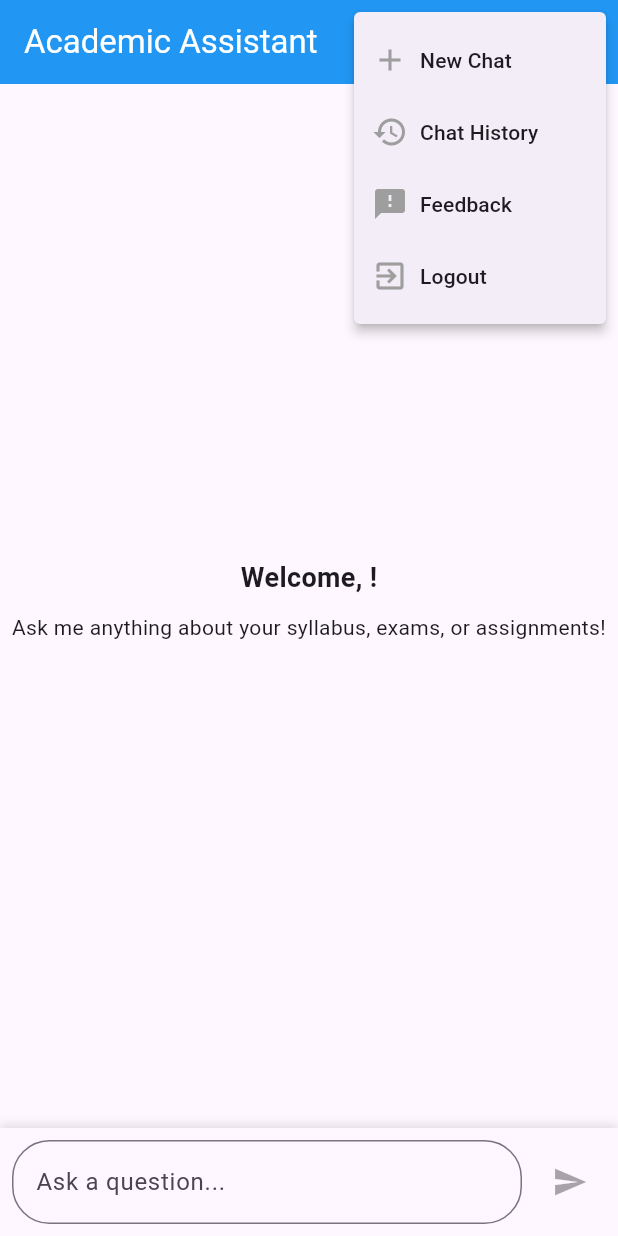
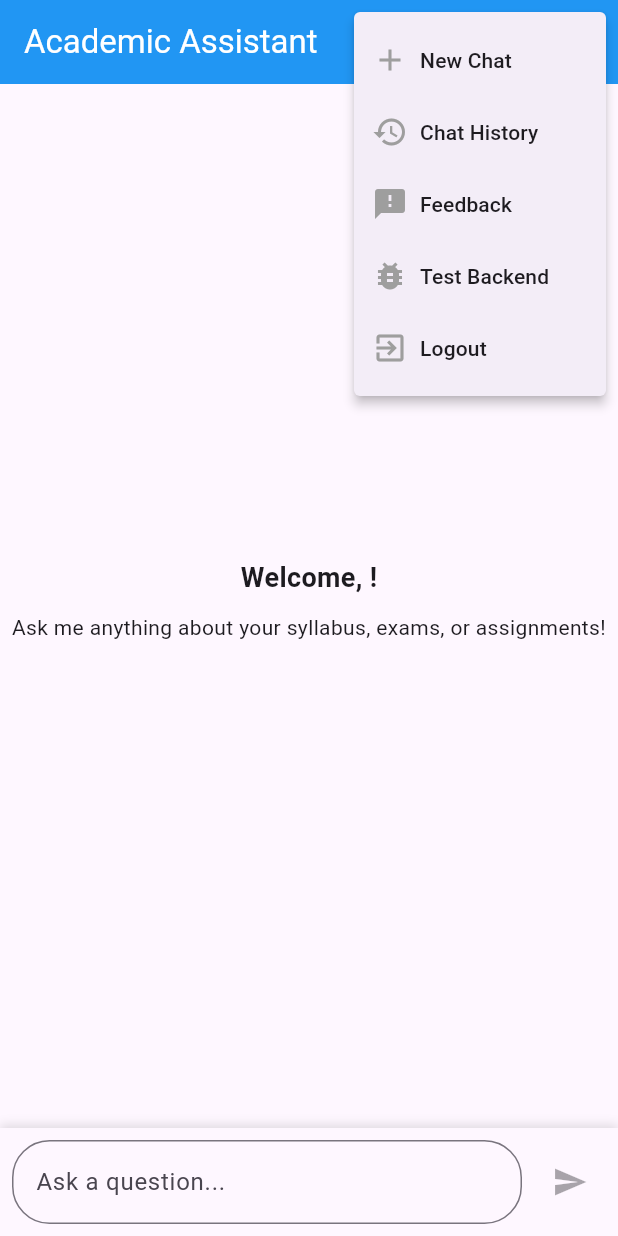
Before and after one commit to mohammed7867/my_flutter_app, a Flutter app: the screen it shows once a user with an empty profile is signed in, after a tap on the "more vert" icon, on a phone screen of 412 x 824 dp. Run offline on Flutter 3.47's test engine with Material 3 defaults, Android fonts, the phone set to English and light mode, and no system bars; our stand-ins replace cloud_firestore, firebase_auth, firebase_core, google_sign_in; accounts and stored records are empty; network calls fail.

Commit message:
21-04-2025

```diff
--- a/lib/main.dart
+++ b/lib/main.dart
@@ -8,6 +8,8 @@ import 'screens/history_screen.dart';
 import 'screens/feedback_screen.dart';
 import 'providers/auth_provider.dart' as myAuth;
 import 'providers/chat_provider.dart';
+import 'lib/backend_test_screen.dart';
+
 
 void main() async {
   WidgetsFlutterBinding.ensureInitialized();
@@ -57,6 +59,7 @@ class MyApp extends StatelessWidget {
           '/chat': (ctx) => ChatScreen(),
           '/history': (ctx) => HistoryScreen(),
           '/feedback': (ctx) => FeedbackScreen(),
+          '/backend-test': (ctx) => BackendTestScreen(),
         },
       ),
     );
--- a/lib/providers/chat_provider.dart
+++ b/lib/providers/chat_provider.dart
@@ -3,6 +3,7 @@ import 'package:http/http.dart' as http;
 import 'dart:convert';
 import 'package:firebase_auth/firebase_auth.dart';
 import 'package:cloud_firestore/cloud_firestore.dart';
+import 'package:my_flutter_app/lib/services/api_service.dart';
 
 class Message {
   final String id;
@@ -52,7 +53,7 @@ class Conversation {
 
 class ChatProvider with ChangeNotifier {
   final FirebaseFirestore _firestore = FirebaseFirestore.instance;
-  final String apiUrl = 'http://your-backend-api-url.com/api';
+  final String apiUrl = 'http://z/api';
 
   String? _currentConversationId;
   List<Message> _messages = [];
@@ -95,6 +96,9 @@ class ChatProvider with ChangeNotifier {
         final botResponse = data['response'];
         final conversationId = data['conversation_id'];
 
+        print("✅ BOT RESPONSE: $botResponse");
+        print("📩 Conversation ID: $conversationId");
+
         // Update current conversation ID if needed
         if (_currentConversationId == null) {
           _currentConversationId = conversationId;
@@ -108,9 +112,11 @@ class ChatProvider with ChangeNotifier {
           timestamp: DateTime.now(),
         );
 
+
         _messages.add(botMessage);
         notifyListeners();
       } else {
+        print("❌ Backend Error ${response.statusCode}: ${response.body}");
         // Handle error
         final botMessage = Message(
           id: DateTime.now().millisecondsSinceEpoch.toString() + '_error',
--- a/lib/screens/chat_screen.dart
+++ b/lib/screens/chat_screen.dart
@@ -4,6 +4,9 @@ import '../providers/auth_provider.dart';
 import '../providers/chat_provider.dart';
 import '../widgets/chat_message.dart';
 import '../widgets/new_message.dart';
+import 'package:my_flutter_app/lib/backend_test_screen.dart';
+import 'package:my_flutter_app/lib/services/api_service.dart';
+
 
 class ChatScreen extends StatefulWidget {
   @override
@@ -77,6 +80,10 @@ class _ChatScreenState extends State<ChatScreen> {
                 Navigator.of(context).pushNamed('/feedback');
               } else if (value == 'new') {
                 Provider.of<ChatProvider>(context, listen: false).startNewConversation();
+              }else if (value == 'test_backend') {
+                Navigator.of(context).push(
+                  MaterialPageRoute(builder: (_) => BackendTestScreen()),
+                );
               }
             },
             itemBuilder: (ctx) => [
@@ -107,6 +114,16 @@ class _ChatScreenState extends State<ChatScreen> {
                     Icon(Icons.feedback, color: Colors.grey),
                     SizedBox(width: 8),
                     Text('Feedback'),
+                  ],
+                ),
+              ),
+              PopupMenuItem(
+                value: 'test_backend',
+                child: Row(
+                  children: [
+                    Icon(Icons.bug_report, color: Colors.grey),
+                    SizedBox(width: 8),
+                    Text('Test Backend'),
                   ],
                 ),
               ),
```
Also changed, not shown: lib/lib/backend_test_screen.dart (added, +45 -0 lines), lib/lib/services/api_service.dart (added, +32 -0 lines), lib/widgets/message_bubble.dart (+8 -10 lines), pubspec.lock, 1 other file.
